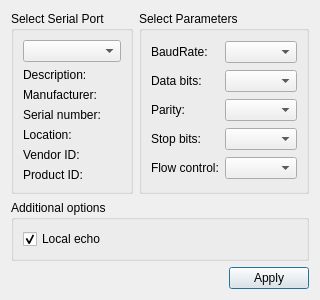
Above: lab5qt/lab5/settingsdialog.ui from AMahno/KPIcpp before the change. Below: the same form after it.
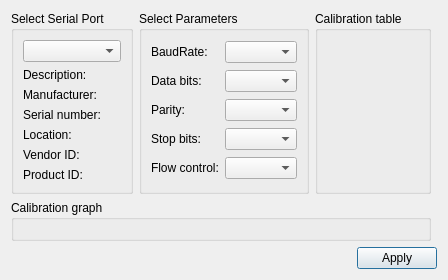
That is the form after the change.

What changed in the file:
```diff
--- a/lab5qt/lab5/settingsdialog.ui
+++ b/lab5qt/lab5/settingsdialog.ui
@@ -6,8 +6,8 @@
    <rect>
     <x>0</x>
     <y>0</y>
-    <width>281</width>
-    <height>262</height>
+    <width>388</width>
+    <height>272</height>
    </rect>
   </property>
   <property name="windowTitle">
@@ -127,7 +127,7 @@
      </layout>
     </widget>
    </item>
-   <item row="2" column="0" colspan="2">
+   <item row="2" column="0" colspan="4">
     <layout class="QHBoxLayout" name="horizontalLayout">
      <item>
       <spacer name="horizontalSpacer">
@@ -151,22 +151,23 @@
      </item>
     </layout>
    </item>
-   <item row="1" column="0" colspan="2">
-    <widget class="QGroupBox" name="additionalOptionsGroupBox">
+   <item row="0" column="2">
+    <widget class="QGroupBox" name="verticalGroupBox">
      <property name="title">
-      <string>Additional options</string>
+      <string>Calibration table</string>
      </property>
-     <layout class="QVBoxLayout" name="verticalLayout">
-      <item>
-       <widget class="QCheckBox" name="localEchoCheckBox">
-        <property name="text">
-         <string>Local echo</string>
-        </property>
-        <property name="checked">
-         <bool>true</bool>
-        </property>
-       </widget>
-      </item>
+     <layout class="QVBoxLayout" name="verticalLayout"/>
+    </widget>
+   </item>
+   <item row="1" column="0" colspan="3">
+    <widget class="QGroupBox" name="verticalGroupBox">
+     <property name="title">
+      <string>Calibration graph</string>
+     </property>
+     <layout class="QVBoxLayout" name="plot_place">
+      <property name="spacing">
+       <number>6</number>
+      </property>
      </layout>
     </widget>
    </item>
```
Left out of the diff: 152 changed lines with no effect on the pictures.
